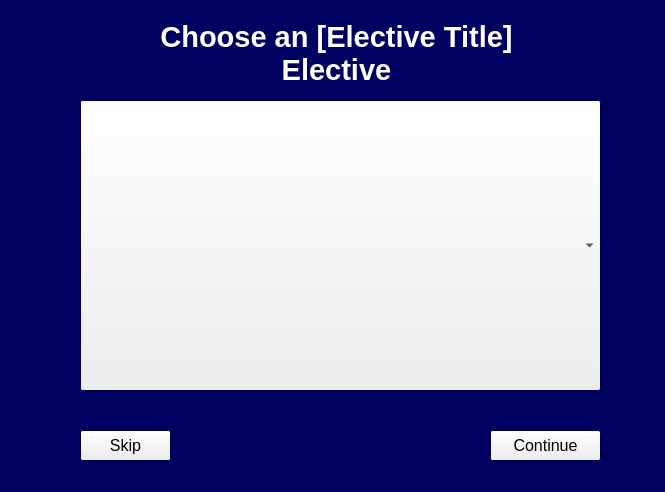
MrReBot/CPSC_4175_Course_Project, file UI_code/Project_Elective_GUI_QT.ui: the form before one commit.
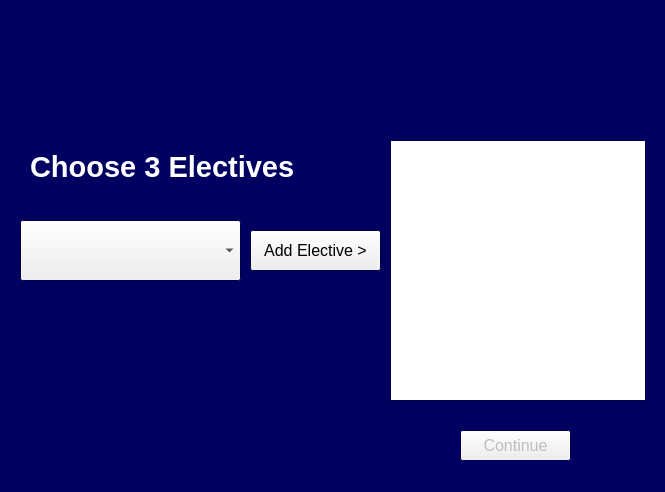
The form after the commit.

What changed in the file:
```diff
--- a/UI_code/Project_Elective_GUI_QT.ui
+++ b/UI_code/Project_Elective_GUI_QT.ui
@@ -80,10 +80,10 @@
   <widget class="QLabel" name="Elective_greeting_lbl">
    <property name="geometry">
     <rect>
-     <x>160</x>
-     <y>20</y>
-     <width>353</width>
-     <height>68</height>
+     <x>30</x>
+     <y>150</y>
+     <width>265</width>
+     <height>33</height>
     </rect>
    </property>
    <property name="palette">
@@ -159,7 +159,7 @@
     </font>
    </property>
    <property name="text">
-    <string>&lt;html&gt;&lt;head/&gt;&lt;body&gt;&lt;p align=&quot;center&quot;&gt;Choose an [Elective Title] &lt;br/&gt;Elective&lt;/p&gt;&lt;/body&gt;&lt;/html&gt;</string>
+    <string>Choose 3 Electives</string>
    </property>
    <property name="textFormat">
     <enum>Qt::AutoText</enum>
@@ -168,29 +168,13 @@
     <bool>false</bool>
    </property>
   </widget>
-  <widget class="QPushButton" name="Skip_btn">
-   <property name="geometry">
-    <rect>
-     <x>80</x>
-     <y>430</y>
-     <width>91</width>
-     <height>31</height>
-    </rect>
-   </property>
-   <property name="font">
-    <font>
-     <family>Arial</family>
-     <pointsize>12</pointsize>
-    </font>
-   </property>
-   <property name="text">
-    <string>Skip</string>
-   </property>
-  </widget>
   <widget class="QPushButton" name="Continue_btn">
+   <property name="enabled">
+    <bool>false</bool>
+   </property>
    <property name="geometry">
     <rect>
-     <x>490</x>
+     <x>460</x>
      <y>430</y>
      <width>111</width>
      <height>31</height>
@@ -209,11 +193,67 @@
   <widget class="QComboBox" name="comboBox">
    <property name="geometry">
     <rect>
-     <x>80</x>
-     <y>100</y>
-     <width>521</width>
-     <height>291</height>
+     <x>20</x>
+     <y>220</y>
+     <width>221</width>
+     <height>61</height>
     </rect>
+   </property>
+   <property name="font">
+    <font>
+     <family>Arial</family>
+     <pointsize>12</pointsize>
+    </font>
+   </property>
+   <property name="tabletTracking">
+    <bool>false</bool>
+   </property>
+   <property name="focusPolicy">
+    <enum>Qt::WheelFocus</enum>
+   </property>
+   <property name="currentText">
+    <string/>
+   </property>
+   <property name="currentIndex">
+    <number>-1</number>
+   </property>
+   <property name="minimumContentsLength">
+    <number>0</number>
+   </property>
+  </widget>
+  <widget class="QPushButton" name="AddElective_btn">
+   <property name="geometry">
+    <rect>
+     <x>250</x>
+     <y>230</y>
+     <width>131</width>
+     <height>41</height>
+    </rect>
+   </property>
+   <property name="font">
+    <font>
+     <family>Arial</family>
+     <pointsize>12</pointsize>
+    </font>
+   </property>
+   <property name="text">
+    <string>Add Elective &gt;</string>
+   </property>
+  </widget>
+  <widget class="QListWidget" name="ShowChosenElectives_listbox">
+   <property name="geometry">
+    <rect>
+     <x>390</x>
+     <y>140</y>
+     <width>256</width>
+     <height>261</height>
+    </rect>
+   </property>
+   <property name="font">
+    <font>
+     <family>Arial</family>
+     <pointsize>12</pointsize>
+    </font>
    </property>
   </widget>
  </widget>
```
Left out of the diff: 2 changed lines with no effect on the pictures.
